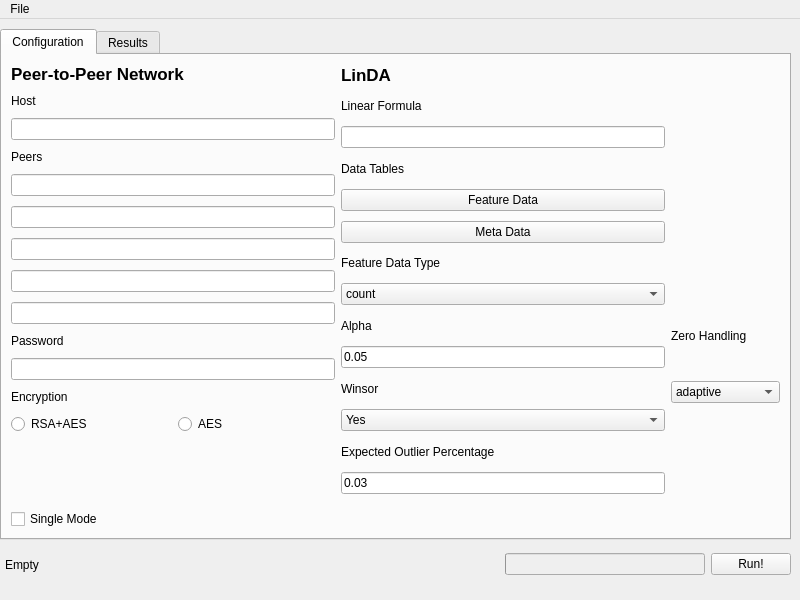
The window that gLinDA/gui.ui (OnlineArts/gLinDA) describes before a commit, drawn with Qt 5.
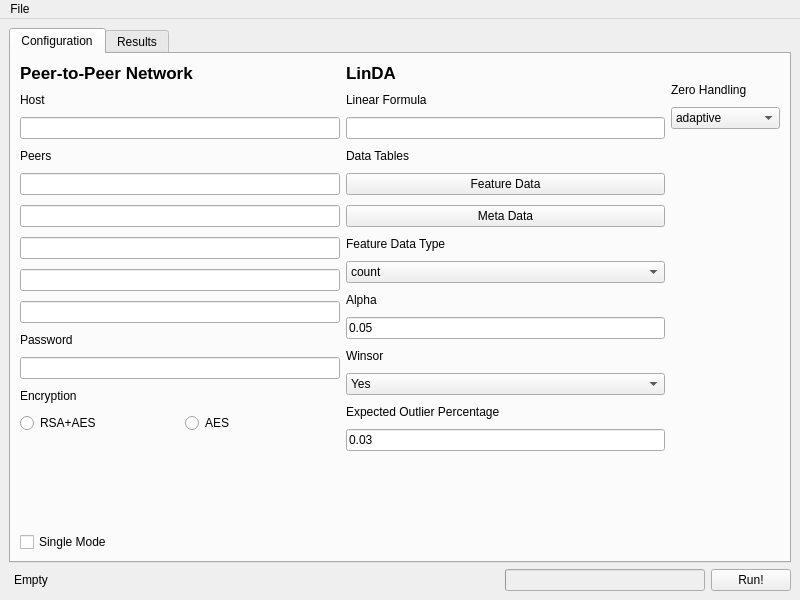
The same window after the commit. Icons and pictures are not drawn.

Commit message: Fix sizing behaviour

What changed in the file:
```diff
--- a/gLinDA/gui.ui
+++ b/gLinDA/gui.ui
@@ -11,7 +11,7 @@
    </rect>
   </property>
   <property name="sizePolicy">
-   <sizepolicy hsizetype="Fixed" vsizetype="Fixed">
+   <sizepolicy hsizetype="Preferred" vsizetype="Preferred">
     <horstretch>0</horstretch>
     <verstretch>0</verstretch>
    </sizepolicy>
@@ -24,8 +24,8 @@
   </property>
   <property name="maximumSize">
    <size>
-    <width>800</width>
-    <height>600</height>
+    <width>1400</width>
+    <height>1200</height>
    </size>
   </property>
   <property name="windowTitle">
@@ -33,7 +33,7 @@
   </property>
   <widget class="QWidget" name="CentralWidget">
    <property name="sizePolicy">
-    <sizepolicy hsizetype="Fixed" vsizetype="Fixed">
+    <sizepolicy hsizetype="Expanding" vsizetype="Expanding">
      <horstretch>0</horstretch>
      <verstretch>0</verstretch>
     </sizepolicy>
@@ -44,15 +44,9 @@
      <height>480</height>
     </size>
    </property>
+   <layout class="QGridLayout" name="gridLayout_3">
+    <item row="0" column="0">
    <widget class="QTabWidget" name="TabWidget">
-    <property name="geometry">
-     <rect>
-      <x>0</x>
-      <y>10</y>
-      <width>791</width>
-      <height>511</height>
-     </rect>
-    </property>
     <property name="currentIndex">
      <number>0</number>
     </property>
@@ -184,7 +178,7 @@
        </layout>
       </item>
       <item row="0" column="1" rowspan="2">
-       <layout class="QVBoxLayout" name="ConfigLINDALayout" stretch="0,0,0,0,0,0,0,0,0,0,0,0,0,0">
+         <layout class="QVBoxLayout" name="ConfigLINDALayout" stretch="0,0,0,0,0,0,0,0,0,0,0,0,0,0,0">
         <property name="spacing">
          <number>10</number>
         </property>
@@ -313,6 +307,19 @@
           </property>
          </widget>
         </item>
+          <item>
+           <spacer name="verticalSpacer_2">
+            <property name="orientation">
+             <enum>Qt::Vertical</enum>
+            </property>
+            <property name="sizeHint" stdset="0">
+             <size>
+              <width>20</width>
+              <height>40</height>
+             </size>
+            </property>
+           </spacer>
+          </item>
        </layout>
       </item>
       <item row="0" column="2">
@@ -359,6 +366,19 @@
           </item>
          </widget>
         </item>
+          <item>
+           <spacer name="verticalSpacer_3">
+            <property name="orientation">
+             <enum>Qt::Vertical</enum>
+            </property>
+            <property name="sizeHint" stdset="0">
+             <size>
+              <width>20</width>
+              <height>40</height>
+             </size>
+            </property>
+           </spacer>
+          </item>
        </layout>
       </item>
      </layout>
@@ -412,23 +432,16 @@
      </layout>
     </widget>
    </widget>
-   <widget class="QWidget" name="horizontalLayoutWidget">
-    <property name="geometry">
-     <rect>
-      <x>0</x>
-      <y>530</y>
-      <width>791</width>
-      <height>31</height>
-     </rect>
-    </property>
+    </item>
+    <item row="1" column="0">
     <layout class="QHBoxLayout" name="BottomBar">
      <property name="sizeConstraint">
-      <enum>QLayout::SetDefaultConstraint</enum>
+       <enum>QLayout::SetMinimumSize</enum>
      </property>
      <item>
       <widget class="QLabel" name="MessageLabel">
        <property name="sizePolicy">
-        <sizepolicy hsizetype="Expanding" vsizetype="Expanding">
+         <sizepolicy hsizetype="Expanding" vsizetype="Minimum">
          <horstretch>0</horstretch>
          <verstretch>0</verstretch>
         </sizepolicy>
@@ -478,7 +491,7 @@
      <item>
       <widget class="QPushButton" name="RunButton">
        <property name="sizePolicy">
-        <sizepolicy hsizetype="Fixed" vsizetype="Maximum">
+         <sizepolicy hsizetype="Minimum" vsizetype="Maximum">
          <horstretch>0</horstretch>
          <verstretch>0</verstretch>
         </sizepolicy>
@@ -489,7 +502,8 @@
       </widget>
      </item>
     </layout>
-   </widget>
+    </item>
+   </layout>
   </widget>
   <widget class="QMenuBar" name="menubar">
    <property name="geometry">
```
Left out of the diff: 40 changed lines with no effect on the pictures. Lines whose indentation alone changed are shown as unchanged.
